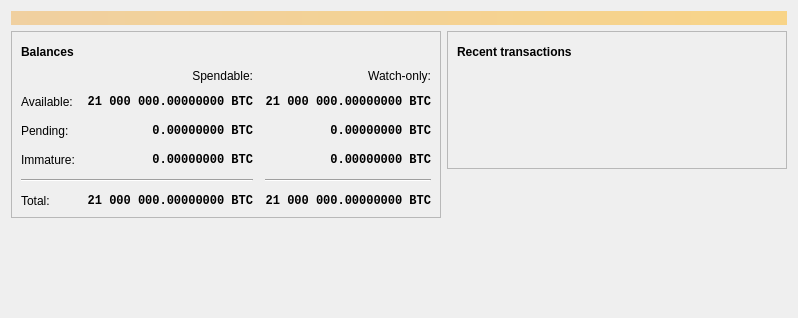
Above: src/qt/forms/overviewpage.ui from willyjin17/coin before the change. Below: the same form after it.
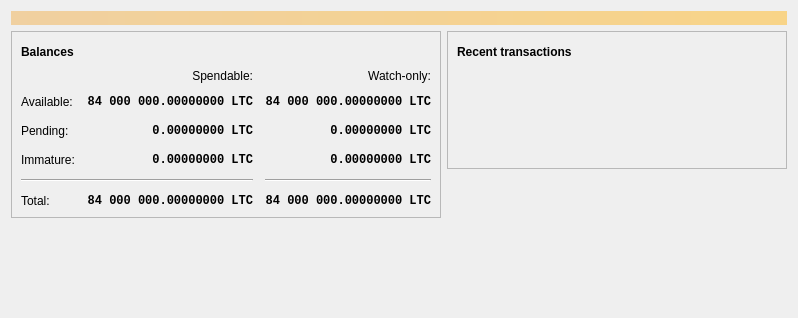
That is the form after the change. Icons and pictures are not drawn. Custom widgets are drawn as their Qt base class.

```diff
--- a/src/qt/forms/overviewpage.ui
+++ b/src/qt/forms/overviewpage.ui
@@ -130,7 +130,7 @@
                <string>Unconfirmed transactions to watch-only addresses</string>
               </property>
               <property name="text">
-               <string notr="true">0.00000000 BTC</string>
+               <string notr="true">0.00000000 LTC</string>
               </property>
               <property name="alignment">
                <set>Qt::AlignRight|Qt::AlignTrailing|Qt::AlignVCenter</set>
@@ -156,7 +156,7 @@
                <string>Total of transactions that have yet to be confirmed, and do not yet count toward the spendable balance</string>
               </property>
               <property name="text">
-               <string notr="true">0.00000000 BTC</string>
+               <string notr="true">0.00000000 LTC</string>
               </property>
               <property name="alignment">
                <set>Qt::AlignRight|Qt::AlignTrailing|Qt::AlignVCenter</set>
@@ -182,7 +182,7 @@
                <string>Mined balance in watch-only addresses that has not yet matured</string>
               </property>
               <property name="text">
-               <string notr="true">0.00000000 BTC</string>
+               <string notr="true">0.00000000 LTC</string>
               </property>
               <property name="alignment">
                <set>Qt::AlignRight|Qt::AlignTrailing|Qt::AlignVCenter</set>
@@ -241,7 +241,7 @@
                <string>Mined balance that has not yet matured</string>
               </property>
               <property name="text">
-               <string notr="true">0.00000000 BTC</string>
+               <string notr="true">0.00000000 LTC</string>
               </property>
               <property name="alignment">
                <set>Qt::AlignRight|Qt::AlignTrailing|Qt::AlignVCenter</set>
@@ -287,7 +287,7 @@
                <string>Your current total balance</string>
               </property>
               <property name="text">
-               <string notr="true">21 000 000.00000000 BTC</string>
+               <string notr="true">84 000 000.00000000 LTC</string>
               </property>
               <property name="alignment">
                <set>Qt::AlignRight|Qt::AlignTrailing|Qt::AlignVCenter</set>
@@ -313,7 +313,7 @@
                <string>Current total balance in watch-only addresses</string>
               </property>
               <property name="text">
-               <string notr="true">21 000 000.00000000 BTC</string>
+               <string notr="true">84 000 000.00000000 LTC</string>
               </property>
               <property name="alignment">
                <set>Qt::AlignRight|Qt::AlignTrailing|Qt::AlignVCenter</set>
@@ -356,7 +356,7 @@
                <string>Your current spendable balance</string>
               </property>
               <property name="text">
-               <string notr="true">21 000 000.00000000 BTC</string>
+               <string notr="true">84 000 000.00000000 LTC</string>
               </property>
               <property name="alignment">
                <set>Qt::AlignRight|Qt::AlignTrailing|Qt::AlignVCenter</set>
@@ -382,7 +382,7 @@
                <string>Your current balance in watch-only addresses</string>
               </property>
               <property name="text">
-               <string notr="true">21 000 000.00000000 BTC</string>
+               <string notr="true">84 000 000.00000000 LTC</string>
               </property>
               <property name="alignment">
                <set>Qt::AlignRight|Qt::AlignTrailing|Qt::AlignVCenter</set>
```
Left out of the diff: 4 changed lines with no effect on the pictures.
